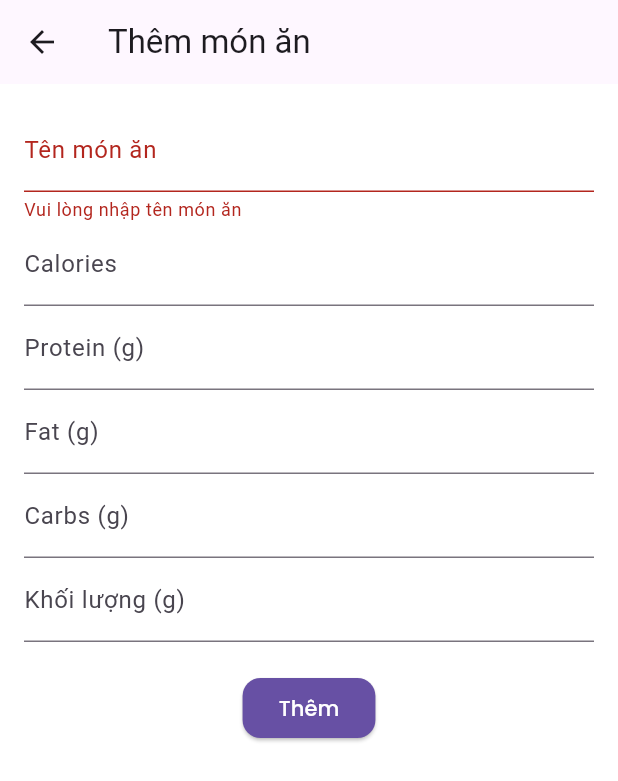
After one commit to trgtruong189/CaloMate, a Flutter app: the AddFoodScreen screen opened directly, after a tap on "Thêm", on a phone screen of 412 x 824 dp. The commit adds this screen. Shown: the top 781 px of the screen. Run offline on Flutter 3.47's test engine with Material 3 defaults, Android fonts, the phone set to English and light mode, and no system bars; our stand-ins replace animate_do, cached_network_image, cloud_firestore, csv, file_picker, firebase_auth and 7 more; accounts and stored records are empty.

Commit message:
up date addfoodlog

```diff
--- /dev/null
+++ b/Downloads/Calorie-Tracker-App-main/calomate/lib/screens/AddFoodLogScreen.dart
@@ -0,0 +1,115 @@
+import 'package:flutter/material.dart';
+import 'package:google_fonts/google_fonts.dart';
+import 'package:provider/provider.dart';
+
+import '../../modals/Food.dart';
+import '../../sevices/UserProvider.dart';
+
+class AddFoodScreen extends StatelessWidget {
+  final _formKey = GlobalKey<FormState>();
+
+  final foodNameController = TextEditingController();
+  final caloriesController = TextEditingController();
+  final proteinController = TextEditingController();
+  final fatController = TextEditingController();
+  final carbsController = TextEditingController();
+  final foodWeightController = TextEditingController();
+
+  AddFoodScreen({super.key});
+
+  @override
+  Widget build(BuildContext context) {
+    final userProvider = Provider.of<UserProvider>(context, listen: false);
+    final theme = Theme.of(context);
+
+    return Scaffold(
+      appBar: AppBar(
+        title: const Text("Thêm món ăn"),
+      ),
+      body: Padding(
+        padding: const EdgeInsets.all(16),
+        child: Form(
+          key: _formKey,
+          child: SingleChildScrollView(
+            child: Column(
+              children: [
+                TextFormField(
+                  controller: foodNameController,
+                  decoration: const InputDecoration(labelText: "Tên món ăn"),
+                  validator: (value) =>
+                  value!.isEmpty ? "Vui lòng nhập tên món ăn" : null,
+                ),
+                TextFormField(
+                  controller: caloriesController,
+                  decoration: const InputDecoration(labelText: "Calories"),
+                  keyboardType: TextInputType.number,
+                ),
+                TextFormField(
+                  controller: proteinController,
+                  decoration: const InputDecoration(labelText: "Protein (g)"),
+                  keyboardType: TextInputType.number,
+                ),
+                TextFormField(
+                  controller: fatController,
+                  decoration: const InputDecoration(labelText: "Fat (g)"),
+                  keyboardType: TextInputType.number,
+                ),
+                TextFormField(
+                  controller: carbsController,
+                  decoration: const InputDecoration(labelText: "Carbs (g)"),
+                  keyboardType: TextInputType.number,
+                ),
+                TextFormField(
+                  controller: foodWeightController,
+                  decoration: const InputDecoration(labelText: "Khối lượng (g)"),
+                  keyboardType: TextInputType.number,
+                ),
+                const SizedBox(height: 20),
+                ElevatedButton(
+                  onPressed: () {
+                    if (_formKey.currentState!.validate()) {
+                      final foodName = foodNameController.text.trim();
+                      final calories =
+                          int.tryParse(caloriesController.text.trim()) ?? 0;
+                      final protein =
+                          double.tryParse(proteinController.text.trim()) ?? 0;
+                      final fat =
+                          double.tryParse(fatController.text.trim()) ?? 0;
+                      final carbWeight =
+                          double.tryParse(carbsController.text.trim()) ?? 0;
+                      final foodWeight =
+                          double.tryParse(foodWeightController.text.trim()) ?? 0;
+
+                      userProvider.logFood(
+                        Food(
+                          foodName: foodName,
+                          calories: calories,
+                          protein: protein,
+                          fat: fat,
+                          carbs: carbWeight,
+                          foodWeight: foodWeight,
+                        ),
+                      );
+
+                      Navigator.pop(context);
+                    }
+                  },
+                  style: ElevatedButton.styleFrom(
+                    backgroundColor: theme.primaryColor,
+                    shape: RoundedRectangleBorder(
+                      borderRadius: BorderRadius.circular(12),
+                    ),
+                  ),
+                  child: Text(
+                    'Thêm',
+                    style: GoogleFonts.poppins(color: Colors.white),
+                  ),
+                ),
+              ],
+            ),
+          ),
+        ),
+      ),
+    );
+  }
+}
```
Also changed, not shown: Downloads/Calorie-Tracker-App-main/calomate/lib/screens/startingScreens/HomeScreen.dart (+12 -0 lines), Downloads/Calorie-Tracker-App-main/calomate/lib/sevices/UserProvider.dart (+71 -67 lines).
